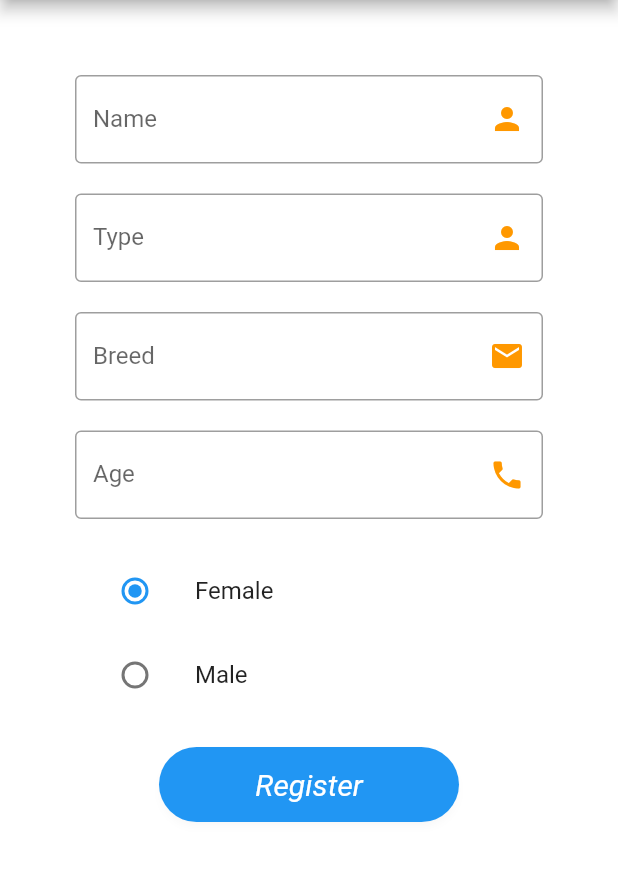
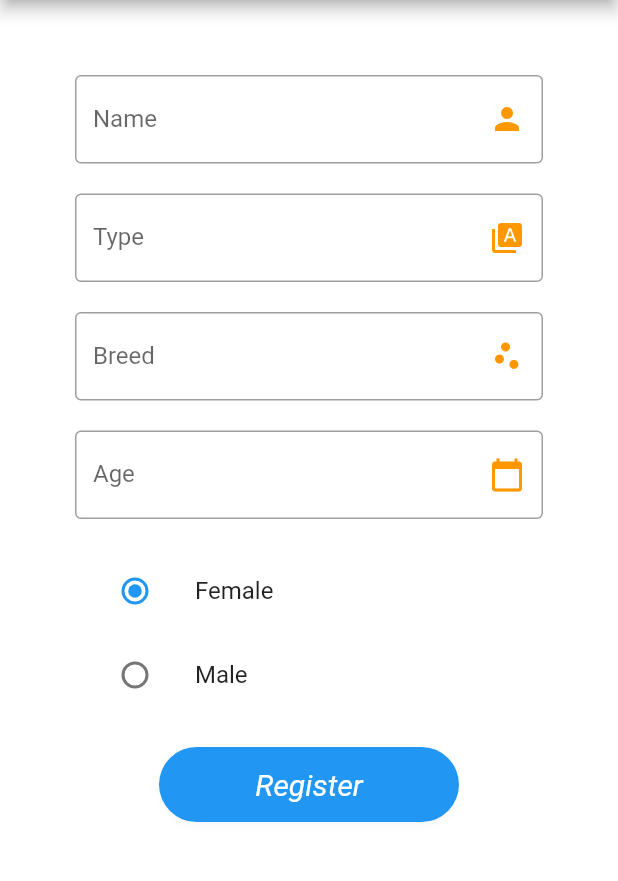
Before and after one commit to MariaFernandaUmbarila/MascotasUdeA, a Flutter app: the RegisterPetPage screen opened directly, on a phone screen of 412 x 824 dp, the part 84-965 px from its top. Run offline on Flutter 3.47's test engine with Material 2 defaults, Android fonts, the phone set to English and light mode, and no system bars; our stand-ins replace cloud_firestore, firebase_auth, firebase_core; accounts and stored records are empty.

Commit message:
Esta clase me hace sentir perdida

```diff
--- a/lib/pages/register_pet_page.dart
+++ b/lib/pages/register_pet_page.dart
@@ -81,27 +81,27 @@ class _RegisterPetPageState extends State<RegisterPetPage> {
                     decoration: const InputDecoration(
                         labelText: "Type",
                         border: OutlineInputBorder(),
-                        suffixIcon: Icon(Icons.person, color: Colors.orange, size: 24)
+                        suffixIcon: Icon(Icons.type_specimen, color: Colors.orange, size: 24)
                     ),
                   ),
                   const SizedBox(height: 20),
                   TextFormField(
                     controller: breed,
-                    keyboardType: TextInputType.emailAddress,
+                    keyboardType: TextInputType.name,
                     decoration: const InputDecoration(
                         labelText: "Breed",
                         border: OutlineInputBorder(),
-                        suffixIcon: Icon(Icons.email, color: Colors.orange, size: 24)
+                        suffixIcon: Icon(Icons.scatter_plot_sharp, color: Colors.orange, size: 24)
                     ),
                   ),
                   const SizedBox(height: 20),
                   TextFormField(
                     controller: age,
-                    keyboardType: TextInputType.phone,
+                    keyboardType: TextInputType.number,
                     decoration: const InputDecoration(
                         labelText: "Age",
                         border: OutlineInputBorder(),
-                        suffixIcon: Icon(Icons.phone, color: Colors.orange, size: 24)
+                        suffixIcon: Icon(Icons.calendar_today, color: Colors.orange, size: 24)
                     ),
                   ),
                   const SizedBox(height: 20),
--- a/lib/repository/pet_register.dart
+++ b/lib/repository/pet_register.dart
@@ -1,3 +1,4 @@
+// ignore_for_file: await_only_futures
 import 'package:cloud_firestore/cloud_firestore.dart';
 import 'package:firebase_auth/firebase_auth.dart';
 import 'package:mascotas/model/pet_model.dart';
@@ -7,8 +8,8 @@ class PetRegister{
     try{
       final uid = FirebaseAuth.instance.currentUser?.uid;
       final petDocument = await FirebaseFirestore.instance.collection("Usuarios").doc(uid).collection("mascotas").doc();
-      pet.id = petDocument;
-      final result = await FirebaseFirestore.instance.collection("Usuarios").doc(uid).collection("mascotas").doc().set(pet.convert());
+      pet.id = petDocument.id;
+      final result = await FirebaseFirestore.instance.collection("Usuarios").doc(uid).collection("mascotas").doc(pet.id).set(pet.convert());
       return pet.id;
     }on FirebaseAuthException catch(e){
       return e.code;
```
